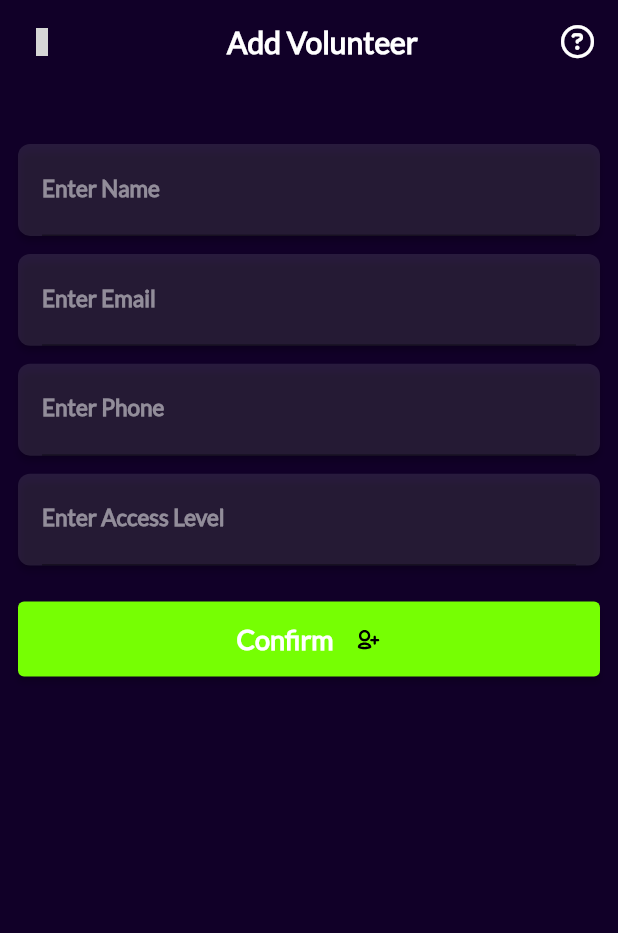
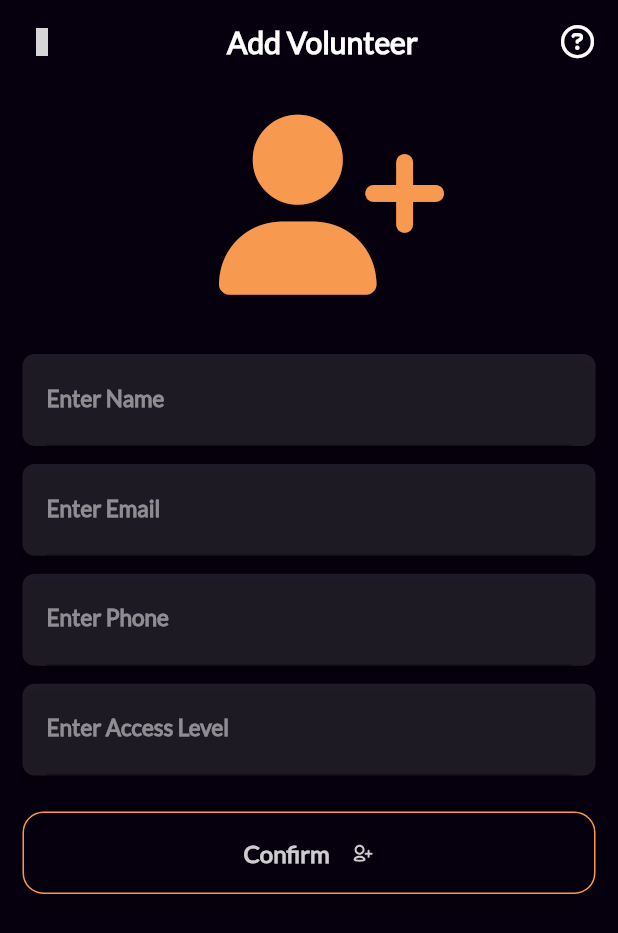
Before and after one commit to saptarshiweb/Tessarus, a Flutter app: the AddVolunteer screen opened directly, on a phone screen of 412 x 824 dp. Shown: the top 933 px of the screen. Run offline on Flutter 3.47's test engine with Material 2 defaults, Android fonts, the light colour scheme and no system bars; our stand-ins replace dropdown_search, fluttericon, pretty_qr_code, shared_preferences; missing offline and left inert: number_paginator, simple_barcode_scanner; accounts and stored records are empty; grey boxes are pictures that could not be loaded.

Commit message:
Minor Fixes

```diff
--- a/lib/color_constants.dart
+++ b/lib/color_constants.dart
@@ -3,6 +3,7 @@
 import 'package:flutter/material.dart';
 //drawer Color
 
+int timerDelay = 5;
 Color drawer_back = Colors.purple.shade900;
 Color alltemp = Colors.orange;
 Color allcancel = Colors.red;
@@ -10,13 +11,13 @@ Color allcancel = Colors.red;
 // Color primaryColor = const Color.fromARGB(255, 120, 37, 229);
 
 Color primaryColor1 = const Color.fromARGB(255, 28, 0, 64);
-Color primaryColor = const Color.fromARGB(255, 17, 0, 40);
+Color primaryColor = const Color.fromARGB(255, 6, 0, 14);
 Color secondaryColor = Colors.deepPurpleAccent.shade700;
 Color containerColor = const Color.fromARGB(255, 248, 153, 80);
 Color textcol = Colors.black;
 Color bgcolor1 = Colors.white;
 Color subtitleColor = Colors.grey;
-Color modalbackColor2 = Colors.blueGrey;
+Color modalbackColor2 = const Color.fromARGB(255, 74, 0, 123);
 Color modalbackColor = primaryColor;
 //
 Color successModalColor = const Color.fromARGB(255, 179, 65, 255);
--- a/lib/screens/admin_exclusive/system_log_page.dart
+++ b/lib/screens/admin_exclusive/system_log_page.dart
@@ -1,4 +1,4 @@
-// ignore_for_file: non_constant_identifier_names, unused_local_variable
+// ignore_for_file: non_constant_identifier_names, unused_local_variable, avoid_print
 
 import 'dart:convert';
 import 'package:dropdown_search/dropdown_search.dart';
--- a/lib/screens/event/add_event_page.dart
+++ b/lib/screens/event/add_event_page.dart
@@ -325,11 +325,12 @@ class _AddEventPageState extends State<AddEventPage> {
     _width = MediaQuery.of(context).size.width;
     dateTime = DateFormat('dd/MM/yyyy').format(DateTime.now());
     return Scaffold(
-      resizeToAvoidBottomInset: false,
+      resizeToAvoidBottomInset: true,
       appBar: appbar1('Add Event Details', context),
       backgroundColor: primaryColor,
       body: Padding(
-        padding: const EdgeInsets.only(left: 12, right: 12, top: 20),
+        padding:
+            const EdgeInsets.only(left: 12, right: 12, top: 20, bottom: 10),
         child: SingleChildScrollView(
           child: Column(
             children: [
@@ -387,7 +388,6 @@ class _AddEventPageState extends State<AddEventPage> {
                   ),
                 ],
               ),
-              const SizedBox(height: 35),
             ],
           ),
         ),
--- a/lib/screens/super_admin_exclusive/add_new_volunteer.dart
+++ b/lib/screens/super_admin_exclusive/add_new_volunteer.dart
@@ -3,6 +3,7 @@
 import 'dart:convert';
 
 import 'package:flutter/material.dart';
+import 'package:fluttericon/font_awesome_icons.dart';
 import 'package:fluttericon/typicons_icons.dart';
 import 'package:shared_preferences/shared_preferences.dart';
 import 'package:tessarus_volunteer/color_constants.dart';
@@ -53,7 +54,7 @@ class _AddVolunteerState extends State<AddVolunteer> {
     );
     var responseval = json.decode(response.body);
     // print(response.body);
-    Navigator.pop(context);//stop loading widget
+    Navigator.pop(context); //stop loading widget
     if (responseval.length < 10) {
       showModalBottomSheet(
           backgroundColor: Colors.transparent,
@@ -79,13 +80,16 @@ class _AddVolunteerState extends State<AddVolunteer> {
   @override
   Widget build(BuildContext context) {
     return Scaffold(
+      resizeToAvoidBottomInset: true,
       backgroundColor: primaryColor,
       appBar: appbar1('Add Volunteer', context),
-      body: SingleChildScrollView(
-        child: Padding(
-          padding: const EdgeInsets.only(left: 12, right: 12, top: 40),
+      body: Padding(
+        padding: const EdgeInsets.only(left: 15, right: 15, top: 20),
+        child: SingleChildScrollView(
           child: Column(
             children: [
+              Icon(FontAwesome.user_plus, color: containerColor, size: 120),
+              const SizedBox(height: 40),
               tfield1(controller: volunteer_name, label: 'Name'),
               const SizedBox(height: 12),
               tfield1(controller: volunteer_email, label: 'Email'),
@@ -105,16 +109,19 @@ class _AddVolunteerState extends State<AddVolunteer> {
                     volunteer_add(context);
                   },
                   style: ElevatedButton.styleFrom(
-                      backgroundColor: Colors.lightGreenAccent.shade400),
+                      backgroundColor: primaryColor,
+                      shape: RoundedRectangleBorder(
+                          side: BorderSide(width: 1, color: containerColor),
+                          borderRadius: BorderRadius.circular(14))),
                   child: Padding(
-                    padding: const EdgeInsets.all(14.0),
+                    padding: const EdgeInsets.all(18.0),
                     child: Row(
                       mainAxisAlignment: MainAxisAlignment.center,
                       children: [
-                        smbold('Confirm'),
+                        ctext1('Confirm', textcolor2.withOpacity(0.8), 16),
                         const SizedBox(width: 14),
                         Icon(Typicons.user_add_outline,
-                            color: textcolor1, size: 18),
+                            color: textcolor2.withOpacity(0.8), size: 16),
                       ],
                     ),
                   ))
--- a/lib/screens/ticket_scan/ticket_scan_main.dart
+++ b/lib/screens/ticket_scan/ticket_scan_main.dart
@@ -1,4 +1,4 @@
-// ignore_for_file: non_constant_identifier_names, use_build_context_synchronously
+// ignore_for_file: non_constant_identifier_names, use_build_context_synchronously, avoid_print, unused_local_variable
 import 'dart:convert';
 import 'package:flutter/material.dart';
 import 'package:fluttericon/elusive_icons.dart';
@@ -96,7 +96,7 @@ class _TicketScanMainState extends State<TicketScanMain> {
     return Scaffold(
       backgroundColor: primaryColor,
       drawer: const SimpleDrawerCustom(),
-      appBar: customAppBar('Scan Ticket', Colors.orange),
+      appBar: customAppBar('Scan Ticket', containerColor),
       body: (ticket_qr_value != 'Sample')
           ? ticketSelectedWidget(context)
           : noTicketSelectedWidget(context),
```
Also changed, not shown: lib/custom_widget/custom_container.dart (+0 -10 lines), lib/custom_widget/loader_widget.dart (+4 -3 lines), lib/screens/event/upcoming_events.dart (+41 -24 lines), lib/screens/login_screen.dart (+11 -11 lines).
